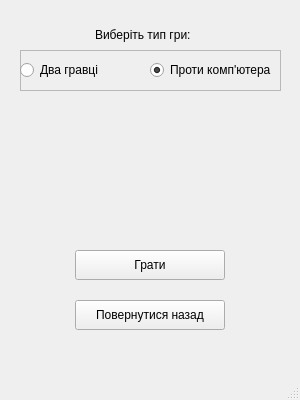
Qt form Lab5/presettingwindow.ui (x-FIREFOUR-x/AlgoLab5) before a commit.
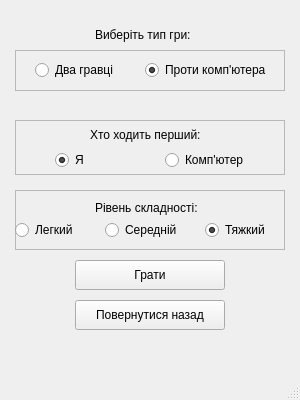
The same form after that commit.

Patch:
```diff
--- a/Lab5/presettingwindow.ui
+++ b/Lab5/presettingwindow.ui
@@ -30,9 +30,9 @@
    <widget class="QFrame" name="frameTypeGame">
     <property name="geometry">
      <rect>
-      <x>20</x>
+      <x>15</x>
       <y>50</y>
-      <width>261</width>
+      <width>270</width>
       <height>41</height>
      </rect>
     </property>
@@ -45,7 +45,7 @@
     <widget class="QRadioButton" name="radioButtonTwoPlayers">
      <property name="geometry">
       <rect>
-       <x>0</x>
+       <x>20</x>
        <y>10</y>
        <width>95</width>
        <height>20</height>
@@ -76,7 +76,7 @@
     <property name="geometry">
      <rect>
       <x>75</x>
-      <y>250</y>
+      <y>260</y>
       <width>150</width>
       <height>30</height>
      </rect>
@@ -98,6 +98,141 @@
      <string>Повернутися назад</string>
     </property>
    </widget>
+   <widget class="QFrame" name="frameWhoFirst">
+    <property name="geometry">
+     <rect>
+      <x>15</x>
+      <y>120</y>
+      <width>270</width>
+      <height>55</height>
+     </rect>
+    </property>
+    <property name="frameShape">
+     <enum>QFrame::StyledPanel</enum>
+    </property>
+    <property name="frameShadow">
+     <enum>QFrame::Raised</enum>
+    </property>
+    <widget class="QLabel" name="label_2">
+     <property name="geometry">
+      <rect>
+       <x>75</x>
+       <y>5</y>
+       <width>120</width>
+       <height>20</height>
+      </rect>
+     </property>
+     <property name="text">
+      <string>Хто ходить перший:</string>
+     </property>
+    </widget>
+    <widget class="QRadioButton" name="radioButtonPlayerFirst">
+     <property name="geometry">
+      <rect>
+       <x>40</x>
+       <y>30</y>
+       <width>51</width>
+       <height>20</height>
+      </rect>
+     </property>
+     <property name="text">
+      <string>Я</string>
+     </property>
+     <property name="checked">
+      <bool>true</bool>
+     </property>
+    </widget>
+    <widget class="QRadioButton" name="radioButtonPCFirst">
+     <property name="geometry">
+      <rect>
+       <x>150</x>
+       <y>30</y>
+       <width>95</width>
+       <height>20</height>
+      </rect>
+     </property>
+     <property name="text">
+      <string>Комп'ютер</string>
+     </property>
+     <property name="checked">
+      <bool>false</bool>
+     </property>
+    </widget>
+   </widget>
+   <widget class="QFrame" name="frameDifficulty">
+    <property name="geometry">
+     <rect>
+      <x>15</x>
+      <y>190</y>
+      <width>270</width>
+      <height>60</height>
+     </rect>
+    </property>
+    <property name="frameShape">
+     <enum>QFrame::StyledPanel</enum>
+    </property>
+    <property name="frameShadow">
+     <enum>QFrame::Raised</enum>
+    </property>
+    <widget class="QLabel" name="label_3">
+     <property name="geometry">
+      <rect>
+       <x>80</x>
+       <y>10</y>
+       <width>110</width>
+       <height>16</height>
+      </rect>
+     </property>
+     <property name="text">
+      <string>Рівень складності:</string>
+     </property>
+    </widget>
+    <widget class="QRadioButton" name="radioButtonEazy">
+     <property name="geometry">
+      <rect>
+       <x>0</x>
+       <y>30</y>
+       <width>71</width>
+       <height>20</height>
+      </rect>
+     </property>
+     <property name="text">
+      <string>Легкий</string>
+     </property>
+    </widget>
+    <widget class="QRadioButton" name="radioButtonMiddle">
+     <property name="geometry">
+      <rect>
+       <x>90</x>
+       <y>30</y>
+       <width>81</width>
+       <height>20</height>
+      </rect>
+     </property>
+     <property name="text">
+      <string>Середній</string>
+     </property>
+     <property name="checked">
+      <bool>false</bool>
+     </property>
+    </widget>
+    <widget class="QRadioButton" name="radioButtonHard">
+     <property name="geometry">
+      <rect>
+       <x>190</x>
+       <y>30</y>
+       <width>71</width>
+       <height>20</height>
+      </rect>
+     </property>
+     <property name="text">
+      <string>Тяжкий</string>
+     </property>
+     <property name="checked">
+      <bool>true</bool>
+     </property>
+    </widget>
+   </widget>
   </widget>
   <widget class="QMenuBar" name="menubar">
    <property name="geometry">
```
